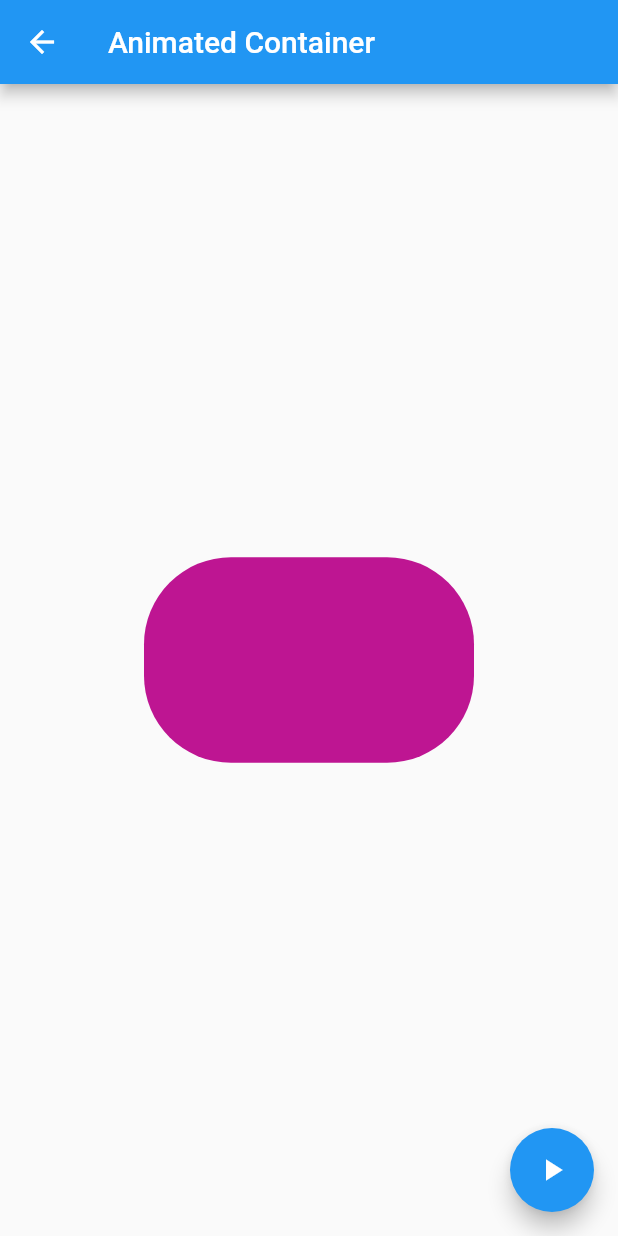
After one commit to eddieHdz/flutter_componentes, a Flutter app: the AnimatedContainerPage screen opened by its route, after a tap on the "play arrow" icon, on a phone screen of 412 x 824 dp. The commit adds this screen. Run offline on Flutter 3.47's test engine with Material 2 defaults, Android fonts, the phone set to English and light mode, and no system bars.

Commit message:
se agrego un contenedor para mostrar una animacion de cambio de estado

```diff
--- a/data/menu_opts.json
+++ b/data/menu_opts.json
@@ -15,6 +15,11 @@
             "ruta" : "card",
             "icon" : "folder_open",
             "texto": "Cards - Tarjetas"
+        },
+        {
+            "ruta" : "animatedContainer",
+            "icon" : "donut_large",
+            "texto": "Animated Container"
         }
     ]
 }
--- /dev/null
+++ b/lib/src/pages/animated_container.dart
@@ -0,0 +1,46 @@
+import 'package:flutter/material.dart';
+import 'dart:math';
+
+class AnimatedContainerPage extends StatefulWidget {
+  @override
+  _AnimatedContainerPageState createState() => _AnimatedContainerPageState();
+}
+
+class _AnimatedContainerPageState extends State<AnimatedContainerPage> {
+  double _width = 50.0;
+  double _height = 50.0;
+  Color _color = Colors.pink;
+  BorderRadius _borderRadius = BorderRadius.circular(8.0);
+
+  @override
+  Widget build(BuildContext context) {
+    return Scaffold(
+      appBar: AppBar(
+        title: Text('Animated Container'),
+      ),
+      body: Center(
+        child: AnimatedContainer(
+          width: _width,
+          height: _height,
+          decoration: BoxDecoration(borderRadius: _borderRadius, color: _color),
+          duration: Duration(seconds: 1),
+          curve: Curves.fastOutSlowIn,
+        ),
+      ),
+      floatingActionButton: FloatingActionButton(
+        child: Icon(Icons.play_arrow),
+        onPressed: () {
+          setState(() {
+            final random = Random();
+            _width = random.nextInt(300).toDouble();
+            _height = random.nextInt(300).toDouble();
+            _color = Color.fromRGBO(random.nextInt(256), random.nextInt(256),
+                random.nextInt(256), 1);
+            _borderRadius =
+                BorderRadius.circular(random.nextInt(100).toDouble());
+          });
+        },
+      ),
+    );
+  }
+}
--- a/lib/src/routes/routes.dart
+++ b/lib/src/routes/routes.dart
@@ -3,12 +3,14 @@ import 'package:componentes/src/pages/alert_page.dart';
 import 'package:componentes/src/pages/avatar_page.dart';
 import 'package:componentes/src/pages/home_page.dart';
 import 'package:componentes/src/pages/card_page.dart';
+import 'package:componentes/src/pages/animated_container.dart';
 
 Map<String, WidgetBuilder> getApplicationRoutes() {
   return <String, WidgetBuilder>{
     '/': (BuildContext context) => HomePage(),
     'alert': (BuildContext context) => AlertPage(),
     'avatar': (BuildContext context) => AvatarPage(),
-    'card': (BuildContext context) => CardPage()
+    'card': (BuildContext context) => CardPage(),
+    'animatedContainer': (BuildContext context) => AnimatedContainerPage()
   };
 }
--- a/lib/src/utils/icono_string_util.dart
+++ b/lib/src/utils/icono_string_util.dart
@@ -3,7 +3,8 @@ import 'package:flutter/material.dart';
 final _iconos = <String, IconData>{
   'add_alert': Icons.add_alert,
   'accessibility': Icons.accessibility,
-  'folder_open': Icons.folder_open
+  'folder_open': Icons.folder_open,
+  'donut_large': Icons.donut_large,
 };
 
 Icon getIcon(String nombreIcono) {
```
